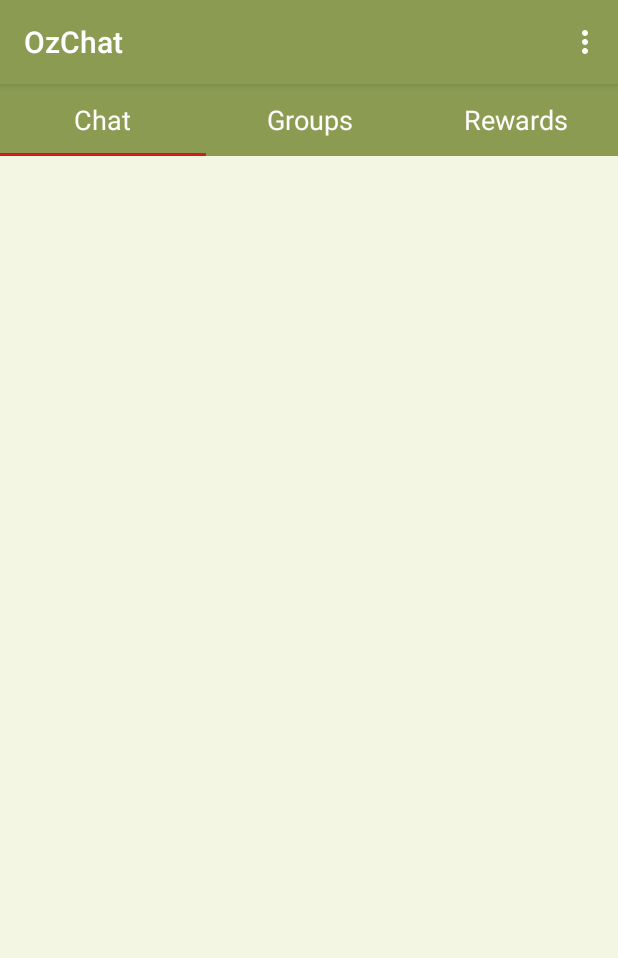
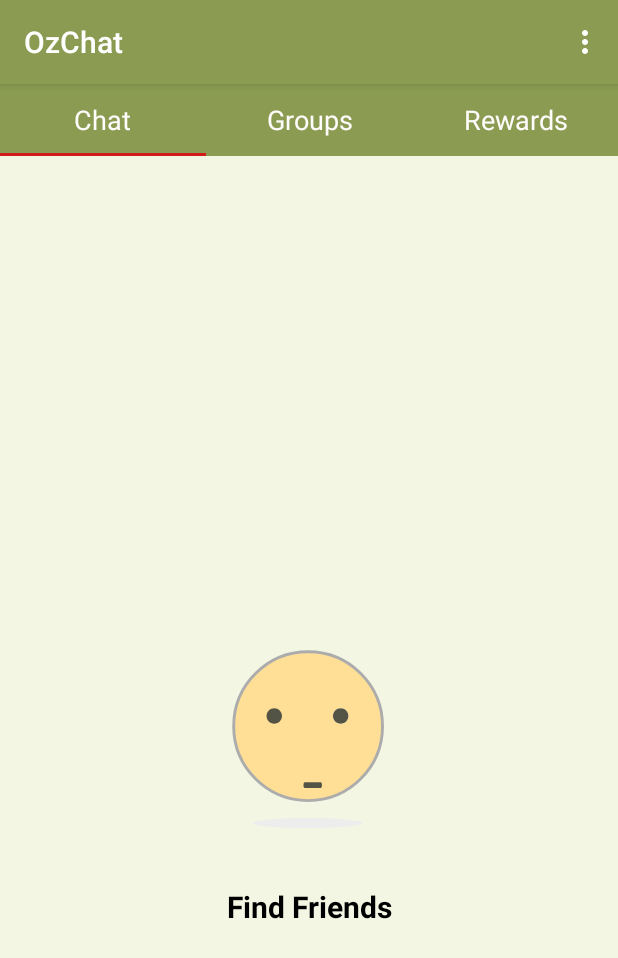
Before and after one commit to ojasjain24/OzChat, an Android app: the screen it shows after launch once a user with an empty profile is signed in (MainActivity), on a phone screen of 412 x 824 dp. Shown: the top 958 px of the screen. Run offline under Robolectric (Android 15) with nearby library versions, the phone set to English and light mode, and no system bars; our stand-ins replace AdMob, CircleImageView, Firebase (no records; nobody signed in at launch, a user with empty details on screens opened directly), Picasso; 5 statements that could not run were skipped.

Commit message:
animations in chat fragment

```diff
--- a/app/src/main/java/com/example/chatappv0/Fragments/chatFragment.java
+++ b/app/src/main/java/com/example/chatappv0/Fragments/chatFragment.java
@@ -1,5 +1,6 @@
 package com.example.chatappv0.Fragments;
 
+import android.content.Intent;
 import android.os.Bundle;
 import androidx.annotation.NonNull;
 import androidx.fragment.app.Fragment;
@@ -10,10 +11,14 @@ import android.util.Log;
 import android.view.LayoutInflater;
 import android.view.View;
 import android.view.ViewGroup;
+import android.widget.TextView;
 import android.widget.Toast;
+
+import com.airbnb.lottie.LottieAnimationView;
 import com.example.chatappv0.Models.friendsModel;
 import com.example.chatappv0.R;
 import com.example.chatappv0.Adapter.acceptedUserAdapter;
+import com.example.chatappv0.allusersActivity;
 import com.google.android.gms.ads.AdListener;
 import com.google.android.gms.ads.AdRequest;
 import com.google.android.gms.ads.AdView;
@@ -30,6 +35,8 @@ import com.google.firebase.database.FirebaseDatabase;
 import com.google.firebase.database.Query;
 import com.google.firebase.database.ValueEventListener;
 import java.util.ArrayList;
+
+import static java.lang.Thread.sleep;
 
 /**
  * A simple {@link Fragment} subclass.
@@ -49,6 +56,8 @@ public class  chatFragment extends Fragment {
     private com.example.chatappv0.Adapter.acceptedUserAdapter acceptedUserAdapter;
     private RecyclerView recyclerView;
     private AdView mAdView;
+    private LottieAnimationView empty,loading;
+    private TextView noFriends,loadingText;
     ArrayList<friendsModel> userList = new ArrayList<>();
 
     public chatFragment() {
@@ -91,6 +100,10 @@ public class  chatFragment extends Fragment {
         recyclerView= view.findViewById(R.id.recyclerView);
         recyclerView.setHasFixedSize(true);
         recyclerView.setLayoutManager(new LinearLayoutManager(getContext()));
+        empty=view.findViewById(R.id.empty);
+        noFriends=view.findViewById(R.id.noFriendsText);
+        loading=view.findViewById(R.id.loading);
+        loadingText=view.findViewById(R.id.loadingText);
         readusers();
         MobileAds.initialize(getContext(), new OnInitializationCompleteListener() {
             @Override
@@ -138,6 +151,8 @@ public class  chatFragment extends Fragment {
         return view;
     }
     public void readusers() {
+        loading.setSpeed(1);
+        loading.playAnimation();
         FirebaseUser me = FirebaseAuth.getInstance().getCurrentUser();
         DatabaseReference databaseReference= FirebaseDatabase.getInstance().getReference("users").child(me.getUid()).child("friends");
 //        databaseReference.keepSynced(true);
@@ -149,14 +164,20 @@ public class  chatFragment extends Fragment {
                 for (DataSnapshot snapshot : dataSnapshot.getChildren()) {
                     friendsModel user = snapshot.getValue(friendsModel.class);
                     userList.add(user);
-                    Log.d("ojaslearningfragment","--");
                 }
+                loadingText.setVisibility(View.INVISIBLE);
+                loading.setVisibility(View.INVISIBLE);
                 acceptedUserAdapter = new acceptedUserAdapter(getContext(), userList);
                 LinearLayoutManager manager =new LinearLayoutManager(getContext());
                 manager.setReverseLayout(true);
                 manager.setStackFromEnd(true);
                 recyclerView.setLayoutManager(manager);
                 recyclerView.setAdapter(acceptedUserAdapter);
+                try {
+                    EmptyListAnimation();
+                } catch (InterruptedException e) {
+                    e.printStackTrace();
+                }
             }
             @Override
             public void onCancelled(@NonNull DatabaseError databaseError) {
@@ -166,4 +187,29 @@ public class  chatFragment extends Fragment {
         });
 
     }
+
+    private void EmptyListAnimation() throws InterruptedException {
+        sleep(1100);
+        if (userList.isEmpty()) {
+            empty.setVisibility(View.VISIBLE);
+            noFriends.setVisibility(View.VISIBLE);
+            empty.setSpeed(1);
+            empty.playAnimation();
+            empty.setOnClickListener(new View.OnClickListener() {
+                @Override
+                public void onClick(View v) {
+                    startActivity(new Intent(getContext(), allusersActivity.class));
+                }
+            });
+            noFriends.setOnClickListener(new View.OnClickListener() {
+                @Override
+                public void onClick(View v) {
+                    startActivity(new Intent(getContext(), allusersActivity.class));
+                }
+            });
+        } else {
+            empty.setVisibility(View.GONE);
+            noFriends.setVisibility(View.GONE);
+        }
+    }
 }
--- a/app/src/main/java/com/example/chatappv0/groupNameActivity.java
+++ b/app/src/main/java/com/example/chatappv0/groupNameActivity.java
@@ -183,7 +183,7 @@ public class groupNameActivity extends AppCompatActivity {
         final Intent i= getIntent();
         DatabaseReference reference = FirebaseDatabase.getInstance().getReference("groups").child(i.getStringExtra("nodeId"));
         reference.setValue(null);
-    }
+        }
 
     @Override
     protected void onDestroy() {
@@ -191,6 +191,7 @@ public class groupNameActivity extends AppCompatActivity {
         final Intent i= getIntent();
         DatabaseReference reference = FirebaseDatabase.getInstance().getReference("groups").child(i.getStringExtra("nodeId"));
         reference.setValue(null);
+        startActivity(new Intent(groupNameActivity.this,MainActivity.class));
     }
 
     @Override
@@ -199,5 +200,24 @@ public class groupNameActivity extends AppCompatActivity {
         final Intent i= getIntent();
         DatabaseReference reference = FirebaseDatabase.getInstance().getReference("groups").child(i.getStringExtra("nodeId"));
         reference.setValue(null);
+        startActivity(new Intent(groupNameActivity.this,MainActivity.class));
+    }
+
+    @Override
+    protected void onStop() {
+        super.onStop();
+        final Intent i= getIntent();
+        DatabaseReference reference = FirebaseDatabase.getInstance().getReference("groups").child(i.getStringExtra("nodeId"));
+        reference.setValue(null);
+        startActivity(new Intent(groupNameActivity.this,MainActivity.class));
+    }
+
+    @Override
+    protected void onPause() {
+        super.onPause();
+        final Intent i= getIntent();
+        DatabaseReference reference = FirebaseDatabase.getInstance().getReference("groups").child(i.getStringExtra("nodeId"));
+        reference.setValue(null);
+        startActivity(new Intent(groupNameActivity.this,MainActivity.class));
     }
 }
--- a/app/src/main/res/layout/fragment_chat.xml
+++ b/app/src/main/res/layout/fragment_chat.xml
@@ -1,6 +1,5 @@
 <?xml version="1.0" encoding="utf-8"?>
-<androidx.constraintlayout.widget.ConstraintLayout
-    xmlns:android="http://schemas.android.com/apk/res/android"
+<androidx.constraintlayout.widget.ConstraintLayout xmlns:android="http://schemas.android.com/apk/res/android"
     xmlns:app="http://schemas.android.com/apk/res-auto"
     xmlns:tools="http://schemas.android.com/tools"
     android:layout_width="match_parent"
@@ -24,6 +23,7 @@
         android:layout_height="wrap_content"
         android:layout_alignParentBottom="true"
         android:layout_centerHorizontal="true"
+        android:elevation="10dp"
         app:adSize="SMART_BANNER"
         app:adUnitId="ca-app-pub-3940256099942544/2934735716"
         app:layout_constraintBottom_toBottomOf="parent"
@@ -32,5 +32,58 @@
         app:layout_constraintTop_toTopOf="parent"
         app:layout_constraintVertical_bias="1.0" />
 
+    <com.airbnb.lottie.LottieAnimationView
+        android:id="@+id/loading"
+        android:layout_width="0dp"
+        android:layout_height="0dp"
+        android:scaleType="centerCrop"
+        app:layout_constraintBottom_toBottomOf="parent"
+        app:layout_constraintEnd_toEndOf="parent"
+        app:layout_constraintHorizontal_bias="0.5"
+        app:layout_constraintStart_toStartOf="parent"
+        app:layout_constraintTop_toTopOf="parent"
+        app:layout_constraintVertical_bias="0"
+        app:lottie_loop="true"
+        app:lottie_rawRes="@raw/loading_content" />
 
+    <TextView
+        android:id="@+id/loadingText"
+        android:layout_width="wrap_content"
+        android:layout_height="wrap_content"
+        android:text="Loading..."
+        android:textSize="25dp"
+        app:layout_constraintBottom_toBottomOf="@+id/adView"
+        app:layout_constraintEnd_toEndOf="parent"
+        app:layout_constraintStart_toStartOf="parent"
+        app:layout_constraintTop_toTopOf="@+id/loading"
+        app:layout_constraintVertical_bias="0.71" />
+
+    <com.airbnb.lottie.LottieAnimationView
+        android:id="@+id/empty"
+        android:layout_width="wrap_content"
+        android:layout_height="wrap_content"
+        android:visibility="invisible"
+        app:layout_constraintBottom_toBottomOf="@+id/loading"
+        app:layout_constraintEnd_toEndOf="@+id/loading"
+        app:layout_constraintHorizontal_bias="0.5"
+        app:layout_constraintStart_toStartOf="@+id/loading"
+        app:layout_constraintTop_toTopOf="@+id/loading"
+        app:layout_constraintVertical_bias="0.0"
+        app:lottie_loop="true"
+        app:lottie_rawRes="@raw/empty_list" />
+
+    <TextView
+        android:id="@+id/noFriendsText"
+        android:layout_width="0dp"
+        android:layout_height="wrap_content"
+        android:layout_marginHorizontal="20dp"
+        android:gravity="center"
+        android:text="Find Friends"
+        android:textColor="#000000"
+        android:textSize="20dp"
+        android:textStyle="bold"
+        android:visibility="invisible"
+        app:layout_constraintEnd_toEndOf="parent"
+        app:layout_constraintStart_toStartOf="parent"
+        app:layout_constraintTop_toTopOf="@+id/loadingText" />
 </androidx.constraintlayout.widget.ConstraintLayout>
--- a/app/src/main/res/layout/fragment_reward.xml
+++ b/app/src/main/res/layout/fragment_reward.xml
@@ -56,10 +56,9 @@
         android:textStyle="bold"
         app:layout_constraintBottom_toTopOf="@+id/adbutton"
         app:layout_constraintEnd_toEndOf="@+id/adbutton"
-        app:layout_constraintHorizontal_bias="1.0"
         app:layout_constraintStart_toStartOf="@+id/adbutton"
         app:layout_constraintTop_toBottomOf="@+id/adViewaf2"
-        app:layout_constraintVertical_bias="0.621" />
+        app:layout_constraintVertical_bias="0.60" />
 
     <TextView
         android:id="@+id/textView8"
```
Also changed, not shown: app/src/main/res/raw/loading_content.json (added, +1 -0 lines).
